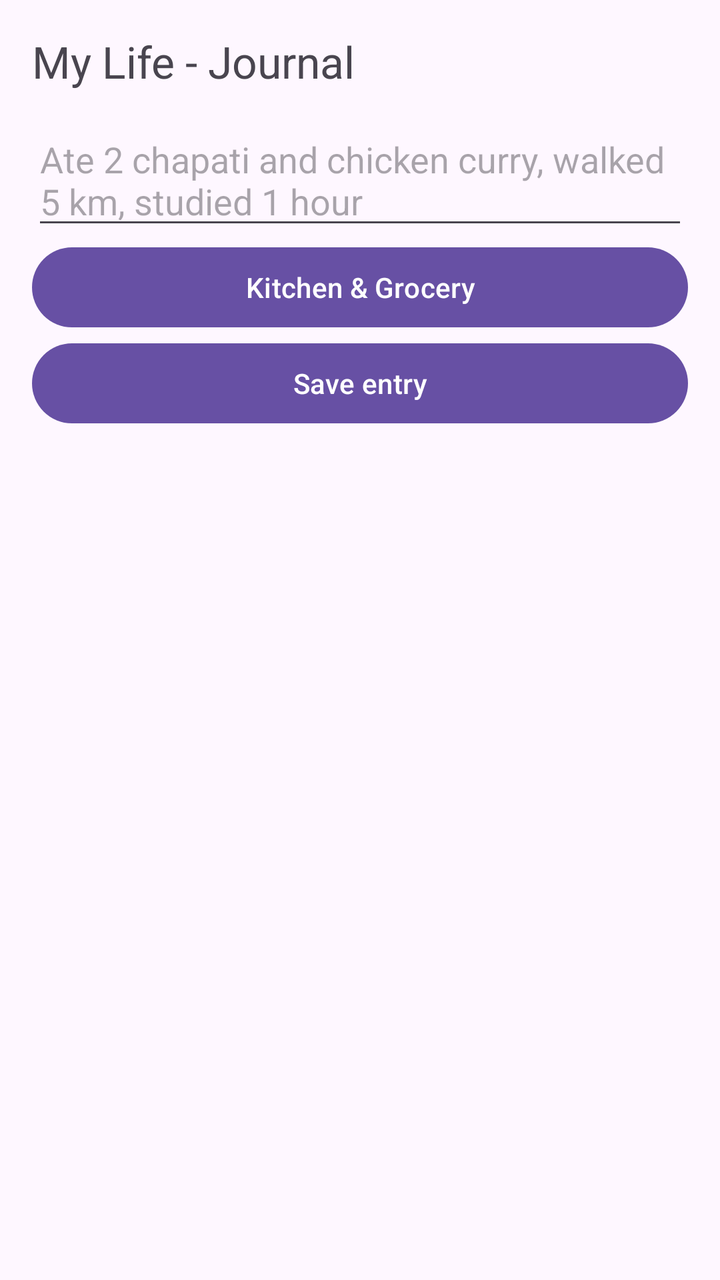
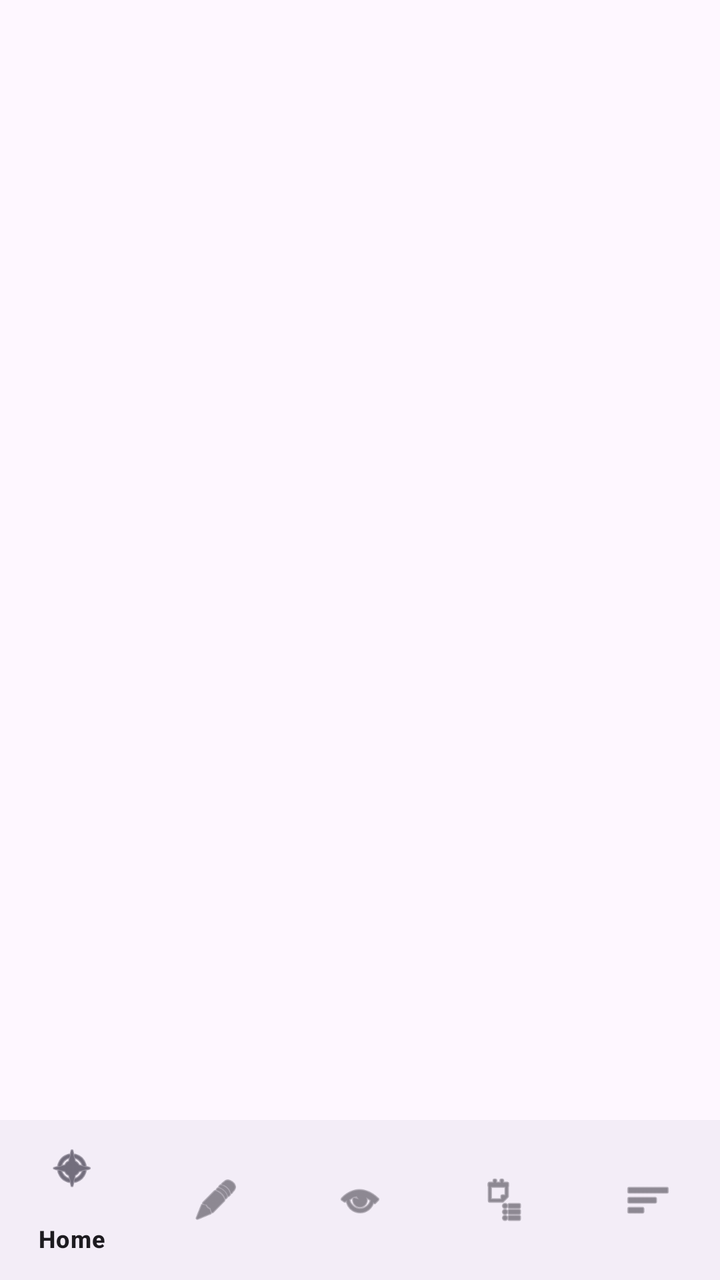

An Android layout rendered at two revisions. The XML below is the earlier revision; the diff shows what the commit changed to produce the second picture.
<!-- AndroidManifest.xml: application theme Theme.MyLife -->
<!-- res/layout/activity_main.xml -->
<?xml version="1.0" encoding="utf-8"?>
<LinearLayout xmlns:android="http://schemas.android.com/apk/res/android"
    android:layout_width="match_parent" android:layout_height="match_parent"
    android:orientation="vertical" android:padding="16dp">
    <TextView android:layout_width="match_parent" android:layout_height="wrap_content"
        android:text="My Life - Journal" android:textSize="22sp" android:paddingBottom="12dp"/>
    <EditText android:id="@+id/input" android:layout_width="match_parent" android:layout_height="wrap_content"
        android:hint="Ate 2 chapati and chicken curry, walked 5 km, studied 1 hour"/>
    <Button android:id="@+id/openKitchen" android:layout_width="match_parent" android:layout_height="wrap_content" android:text="Kitchen &amp; Grocery"/>
    <Button android:id="@+id/save" android:layout_width="match_parent" android:layout_height="wrap_content"
        android:text="Save entry"/>
    <TextView android:id="@+id/summary" android:layout_width="match_parent" android:layout_height="wrap_content"
        android:paddingTop="8dp" android:paddingBottom="8dp"/>
    <ListView android:id="@+id/list" android:layout_width="match_parent" android:layout_height="0dp" android:layout_weight="1"/>
</LinearLayout>
<!-- resources referenced by this layout -->
<resources>
  <style name="Theme.MyLife" parent="Theme.Material3.DayNight.NoActionBar" />
</resources>

<!-- the commit's change to res/layout/activity_main.xml (unified diff, before → after) -->
@@ -1,15 +1,19 @@
 <?xml version="1.0" encoding="utf-8"?>
 <LinearLayout xmlns:android="http://schemas.android.com/apk/res/android"
-    android:layout_width="match_parent" android:layout_height="match_parent"
-    android:orientation="vertical" android:padding="16dp">
-    <TextView android:layout_width="match_parent" android:layout_height="wrap_content"
-        android:text="My Life - Journal" android:textSize="22sp" android:paddingBottom="12dp"/>
-    <EditText android:id="@+id/input" android:layout_width="match_parent" android:layout_height="wrap_content"
-        android:hint="Ate 2 chapati and chicken curry, walked 5 km, studied 1 hour"/>
-    <Button android:id="@+id/openKitchen" android:layout_width="match_parent" android:layout_height="wrap_content" android:text="Kitchen &amp; Grocery"/>
-    <Button android:id="@+id/save" android:layout_width="match_parent" android:layout_height="wrap_content"
-        android:text="Save entry"/>
-    <TextView android:id="@+id/summary" android:layout_width="match_parent" android:layout_height="wrap_content"
-        android:paddingTop="8dp" android:paddingBottom="8dp"/>
-    <ListView android:id="@+id/list" android:layout_width="match_parent" android:layout_height="0dp" android:layout_weight="1"/>
+    xmlns:app="http://schemas.android.com/apk/res-auto"
+    android:layout_width="match_parent"
+    android:layout_height="match_parent"
+    android:orientation="vertical">
+
+    <FrameLayout
+        android:id="@+id/fragment_container"
+        android:layout_width="match_parent"
+        android:layout_height="0dp"
+        android:layout_weight="1" />
+
+    <com.google.android.material.bottomnavigation.BottomNavigationView
+        android:id="@+id/bottom_nav"
+        android:layout_width="match_parent"
+        android:layout_height="wrap_content"
+        app:menu="@menu/bottom_nav_menu" />
 </LinearLayout>
<!-- resource entries referenced after the edit -->
@@ -1,5 +1,13 @@
 <!-- resources referenced by this layout -->
 <resources>
-  <style name="Theme.MyLife" parent="Theme.Material3.DayNight.NoActionBar" />
+  <style name="Theme.MyLife" parent="Theme.Material3.DayNight.NoActionBar">
+          <item name="colorPrimary">@color/emerald_primary</item>
+          <item name="colorPrimaryContainer">@color/emerald_container</item>
+          <item name="colorSecondary">@color/emerald_secondary</item>
+          <item name="android:statusBarColor" tools:targetApi="l">?attr/colorPrimary</item>
+      </style>
+  <color name="emerald_primary">#2E7D32</color>
+  <color name="emerald_container">#C8E6C9</color>
+  <color name="emerald_secondary">#4CAF50</color>
 </resources>
 
